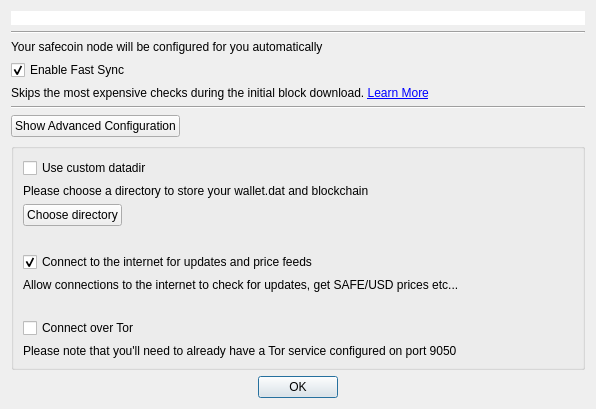
The window that src/createzcashconfdialog.ui (zerocurrencycoin/zerowallet) describes before a commit, drawn with Qt 5.
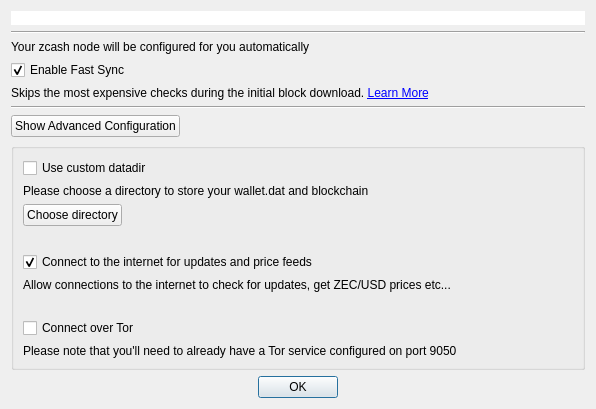
The same window after the commit. Custom widgets are drawn as their Qt base class.

```diff
--- a/src/createzcashconfdialog.ui
+++ b/src/createzcashconfdialog.ui
@@ -17,7 +17,7 @@
    <item row="2" column="1">
     <widget class="QLabel" name="label">
      <property name="text">
-      <string>Your safecoin node will be configured for you automatically</string>
+      <string>Your zcash node will be configured for you automatically</string>
      </property>
      <property name="alignment">
       <set>Qt::AlignLeading|Qt::AlignLeft|Qt::AlignVCenter</set>
@@ -109,7 +109,7 @@
       <item row="5" column="0">
        <widget class="QLabel" name="label_6">
         <property name="text">
-         <string>Allow connections to the internet to check for updates, get SAFE/USD prices etc...</string>
+         <string>Allow connections to the internet to check for updates, get ZEC/USD prices etc...</string>
         </property>
        </widget>
       </item>
```
Left out of the diff: 4 changed lines with no effect on the pictures.
